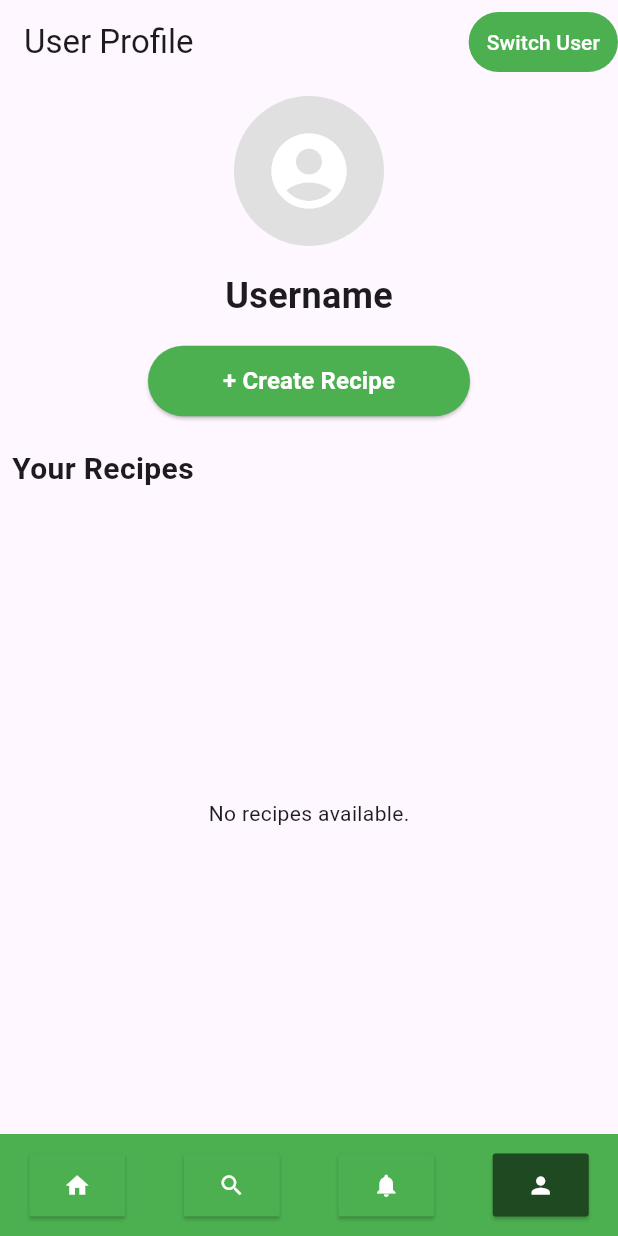
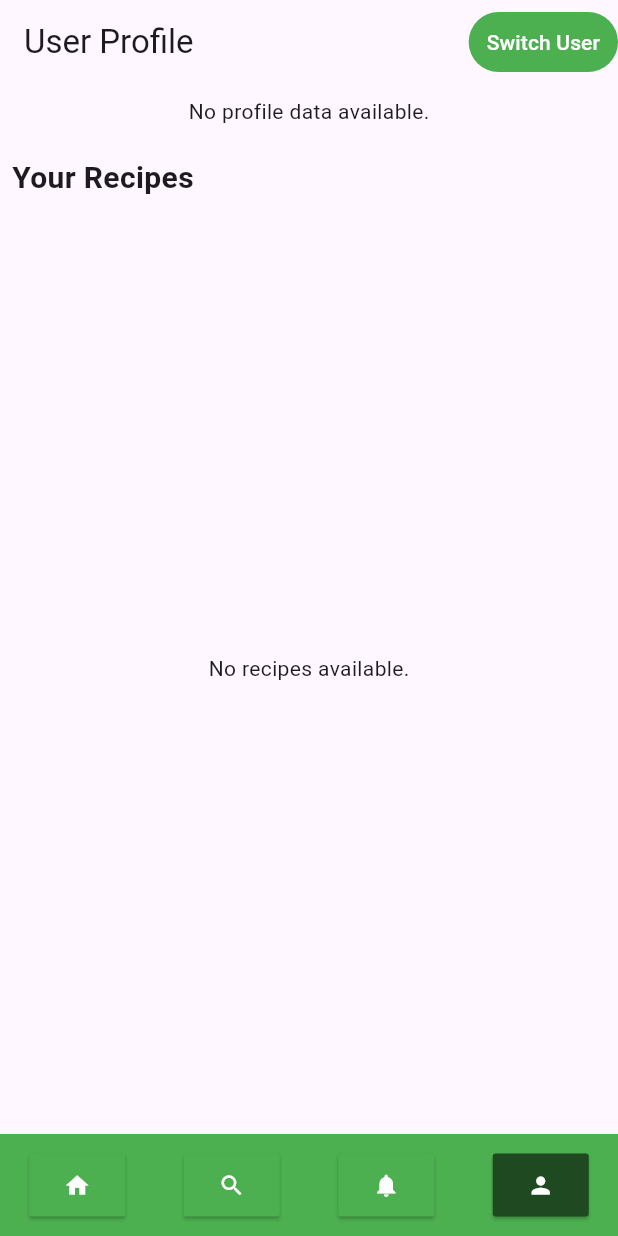
Before and after one commit to Jukica279/RazvojMobilnihAplikacija, a Flutter app: the UserProfilePage screen opened directly, on a phone screen of 412 x 824 dp. Run offline on Flutter 3.47's test engine with Material 3 defaults, Android fonts, the phone set to English and light mode, and no system bars; our stand-ins replace shared_preferences, sqflite; missing offline and left inert: mysql1; accounts and stored records are empty.

Commit message:
Switch user pamti tko je ulogiran, create recipe sad korisiti i email pri izradi

```diff
--- a/lib/database/database.dart
+++ b/lib/database/database.dart
@@ -1,17 +1,15 @@
 import 'package:mysql1/mysql1.dart';
 
 class DatabaseHelper {
-  // Connection settings
   final ConnectionSettings settings = ConnectionSettings(
     host: 'ucka.veleri.hr',
-    port: 3306, // Default MySQL port
+    port: 3306,
     user: 'lmajetic',
     password: '11',
     db: 'lmajetic',
   );
 
   Future<MySqlConnection> connect() async {
-    // Establish a connection to the database
     return await MySqlConnection.connect(settings);
   }
 
@@ -105,14 +103,13 @@ class DatabaseHelper {
   }
 
   Future<bool> insertRecipe(
-      String nazivRecepta, String opisRecepta, String oznakeRecepta) async {
+    String nazivRecepta, String opisRecepta, String oznakeRecepta, String emailKorisnika) async {
   final connection = await connect();
   try {
     final result = await connection.query(
-        'INSERT INTO Recept (NazivRecepta, OpisRecepta, OznakeRecepta) VALUES (?, ?, ?)',
-        [nazivRecepta, opisRecepta, oznakeRecepta],
+      'INSERT INTO Recept (NazivRecepta, OpisRecepta, OznakeRecepta, EmailKorisnika) VALUES (?, ?, ?, ?)',
+      [nazivRecepta, opisRecepta, oznakeRecepta, emailKorisnika],
     );
-      // Check if the insert was successful (if result.insertId is not null)
     return result.affectedRows != null && result.affectedRows! > 0;
   } catch (e) {
     print('Error inserting recipe: $e');
@@ -152,7 +149,7 @@ class Recipe {
   final String? description;
   final String? tags;
   bool isLiked;
-  List<String> comments; // Mutable list
+  List<String> comments;
 
   Recipe({
     required this.id,
@@ -160,8 +157,8 @@ class Recipe {
     this.description,
     this.tags,
     this.isLiked = false,
-    List<String>? comments, // Nullable parameter for initialization
-  }) : comments = comments ?? []; // Initialize mutable list
+    List<String>? comments,
+  }) : comments = comments ?? [];
 }
 
 class User {
--- a/lib/userProfilePage.dart
+++ b/lib/userProfilePage.dart
@@ -1,7 +1,7 @@
 import 'package:flutter/material.dart';
+import 'package:shared_preferences/shared_preferences.dart';
 import 'package:dailyflow/widgets/navigationBar.dart';
 import 'package:dailyflow/database/database.dart';
-
 
 class UserProfilePage extends StatefulWidget {
   const UserProfilePage({super.key});
@@ -12,15 +12,33 @@ class UserProfilePage extends StatefulWidget {
 
 class _UserProfilePageState extends State<UserProfilePage> {
   final DatabaseHelper _databaseHelper = DatabaseHelper();
-  late Future<List<Recipe>> _userRecipes;
-  String currentEmail = 'user1@gmail.com';
+  late Future<List<Profile>> _userProfiles;
+  String currentEmail = '';
 
   @override
   void initState() {
     super.initState();
-    _userRecipes = _databaseHelper.fetchUsersRecipes(currentEmail);
+    _userProfiles = Future.value([]);
+    _loadCurrentUser();
   }
 
+  // Učitaj korisnički email iz SharedPreferences
+  void _loadCurrentUser() async {
+    final prefs = await SharedPreferences.getInstance();
+    final email = prefs.getString('currentEmail') ?? 'user1@gmail.com';
+    setState(() {
+      currentEmail = email;
+      _userProfiles = _databaseHelper.fetchProfile(currentEmail);
+    });
+  }
+
+  // Spremi mail u SharedPreferences
+  void _saveCurrentUser(String email) async {
+    final prefs = await SharedPreferences.getInstance();
+    prefs.setString('currentEmail', email);
+  }
+
+  // popup za promjenu korisnika
   void _showSwitchUserDialog() {
     final emailController = TextEditingController();
     final passwordController = TextEditingController();
@@ -35,15 +53,11 @@ class _UserProfilePageState extends State<UserProfilePage> {
             children: [
               TextField(
                 controller: emailController,
-                decoration: const InputDecoration(
-                  labelText: 'Username',
-                ),
+                decoration: const InputDecoration(labelText: 'Username'),
               ),
               TextField(
                 controller: passwordController,
-                decoration: const InputDecoration(
-                  labelText: 'Password',
-                ),
+                decoration: const InputDecoration(labelText: 'Password'),
                 obscureText: true,
               ),
             ],
@@ -67,12 +81,13 @@ class _UserProfilePageState extends State<UserProfilePage> {
                   if (userProfiles.isNotEmpty) {
                     setState(() {
                       currentEmail = userProfiles.first.mail;
-                      _userRecipes = _databaseHelper.fetchUsersRecipes(currentEmail);
+                      _saveCurrentUser(currentEmail);
+                      _userProfiles = _databaseHelper.fetchProfile(currentEmail);
                     });
                   }
                 } else {
                   ScaffoldMessenger.of(context).showSnackBar(
-                    const SnackBar(content: Text('False Username or Password')),
+                    const SnackBar(content: Text('Invalid username or password')),
                   );
                 }
               },
@@ -84,6 +99,7 @@ class _UserProfilePageState extends State<UserProfilePage> {
     );
   }
 
+  // popup za kreirat recept
   void _showCreateRecipeDialog() {
     final nazivReceptaController = TextEditingController();
     final opisReceptaController = TextEditingController();
@@ -99,22 +115,16 @@ class _UserProfilePageState extends State<UserProfilePage> {
             children: [
               TextField(
                 controller: nazivReceptaController,
-                decoration: const InputDecoration(
-                  labelText: 'Recipe Name',
-                ),
+                decoration: const InputDecoration(labelText: 'Recipe Name'),
               ),
               TextField(
                 controller: opisReceptaController,
-                decoration: const InputDecoration(
-                  labelText: 'Recipe Description',
-                ),
+                decoration: const InputDecoration(labelText: 'Recipe Description'),
                 maxLines: 3,
               ),
               TextField(
                 controller: oznakeReceptaController,
-                decoration: const InputDecoration(
-                  labelText: 'Recipe Tags',
-                ),
+                decoration: const InputDecoration(labelText: 'Recipe Tags'),
               ),
             ],
           ),
@@ -136,10 +146,14 @@ class _UserProfilePageState extends State<UserProfilePage> {
                   return;
                 }
 
+                final prefs = await SharedPreferences.getInstance();
+                final currentEmail = prefs.getString('currentEmail') ?? 'user1@gmail.com';
+
                 bool success = await _databaseHelper.insertRecipe(
                   nazivRecepta,
                   opisRecepta,
                   oznakeRecepta,
+                  currentEmail,
                 );
 
                 Navigator.pop(context);
@@ -151,11 +165,6 @@ class _UserProfilePageState extends State<UserProfilePage> {
                         : 'Failed to create recipe.'),
                   ),
                 );
-
-                // Refresh the recipes
-                setState(() {
-                  _userRecipes = _databaseHelper.fetchUsersRecipes(currentEmail);
-                });
               },
               child: const Text('Create Recipe'),
             ),
@@ -186,22 +195,28 @@ class _UserProfilePageState extends State<UserProfilePage> {
         child: Column(
           crossAxisAlignment: CrossAxisAlignment.start,
           children: [
-            // Profile section
+            // profil
             Center(
-              child: Column(
+              child: FutureBuilder<List<Profile>>(
+                future: _userProfiles,
+                builder: (context, snapshot) {
+                  if (snapshot.connectionState == ConnectionState.waiting) {
+                    return const CircularProgressIndicator();
+                  } else if (snapshot.hasError) {
+                    return Center(child: Text('Error: ${snapshot.error}'));
+                  } else if (!snapshot.hasData || snapshot.data!.isEmpty) {
+                    return const Center(child: Text('No profile data available.'));
+                  } else {
+                    final profile = snapshot.data!.first;
+                    return Column(
                       children: [
                         CircleAvatar(
                           radius: 50,
-                    backgroundColor: Colors.grey[300],
-                    child: const Icon(
-                      Icons.account_circle,
-                      size: 60,
-                      color: Colors.white,
-                    ),
+                          backgroundImage: AssetImage('assets/default_profile_picture.png'),
                         ),
                         const SizedBox(height: 16),
                         Text(
-                    'Username', // Replace with actual username if needed
+                          profile.username,
                           style: const TextStyle(
                             fontSize: 24,
                             fontWeight: FontWeight.bold,
@@ -224,6 +239,9 @@ class _UserProfilePageState extends State<UserProfilePage> {
                           ),
                         ),
                       ],
+                    );
+                  }
+                },
               ),
             ),
             const SizedBox(height: 20),
@@ -237,7 +255,7 @@ class _UserProfilePageState extends State<UserProfilePage> {
             const SizedBox(height: 10),
             Expanded(
               child: FutureBuilder<List<Recipe>>(
-                future: _userRecipes,
+                future: _databaseHelper.fetchUsersRecipes(currentEmail),
                 builder: (context, snapshot) {
                   if (snapshot.connectionState == ConnectionState.waiting) {
                     return const Center(child: CircularProgressIndicator());
--- a/pubspec.yaml
+++ b/pubspec.yaml
@@ -34,6 +34,7 @@ dependencies:
   sqflite: ^2.0.0+4
   path_provider: ^2.0.10
   google_maps_flutter: ^2.2.1
+  shared_preferences: ^2.0.15 #pamti usera nakon switch user
 
   # The following adds the Cupertino Icons font to your application.
   # Use with the CupertinoIcons class for iOS style icons.
```
Also changed, not shown: pubspec.lock, 1 other file. Lines whose indentation alone changed are shown as unchanged.
